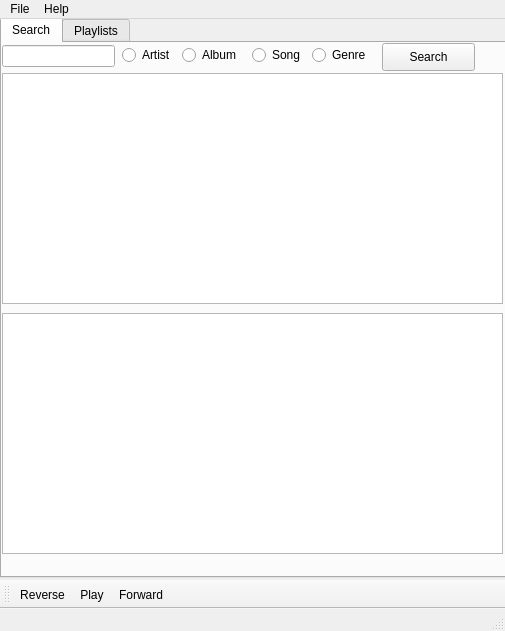
cole1717/MusicDatabase, file musicDatabase/mainwindow.ui: the form before one commit.
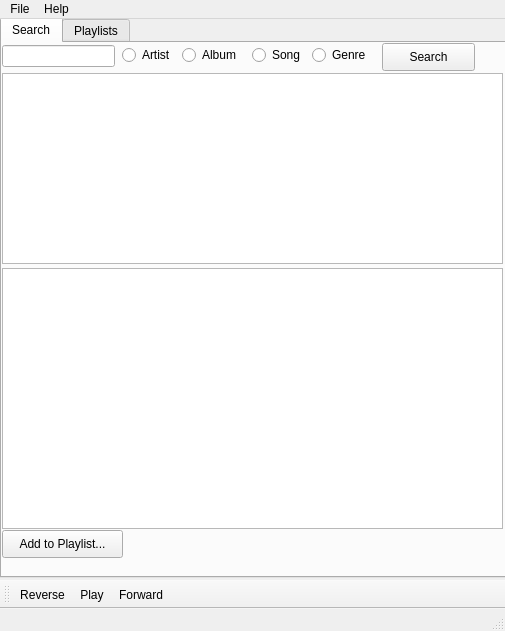
The form after the commit. The open tabs and pages were chosen to show the change. Icons and pictures are not drawn.

Commit message: Add add_to_playlist outline

What changed in the file:
```diff
--- a/musicDatabase/mainwindow.ui
+++ b/musicDatabase/mainwindow.ui
@@ -47,9 +47,9 @@
       <property name="geometry">
        <rect>
         <x>0</x>
-        <y>270</y>
+        <y>225</y>
         <width>501</width>
-        <height>241</height>
+        <height>261</height>
        </rect>
       </property>
      </widget>
@@ -85,7 +85,7 @@
         <x>0</x>
         <y>30</y>
         <width>501</width>
-        <height>231</height>
+        <height>191</height>
        </rect>
       </property>
      </widget>
@@ -128,6 +128,19 @@
        <string/>
       </property>
      </widget>
+     <widget class="QPushButton" name="addToPlaylistButton">
+      <property name="geometry">
+       <rect>
+        <x>0</x>
+        <y>487</y>
+        <width>121</width>
+        <height>28</height>
+       </rect>
+      </property>
+      <property name="text">
+       <string>Add to Playlist...</string>
+      </property>
+     </widget>
     </widget>
     <widget class="QWidget" name="Playlists">
      <attribute name="title">
```
Left out of the diff: 2 changed lines with no effect on the pictures. The commit also changes 3 other files.
